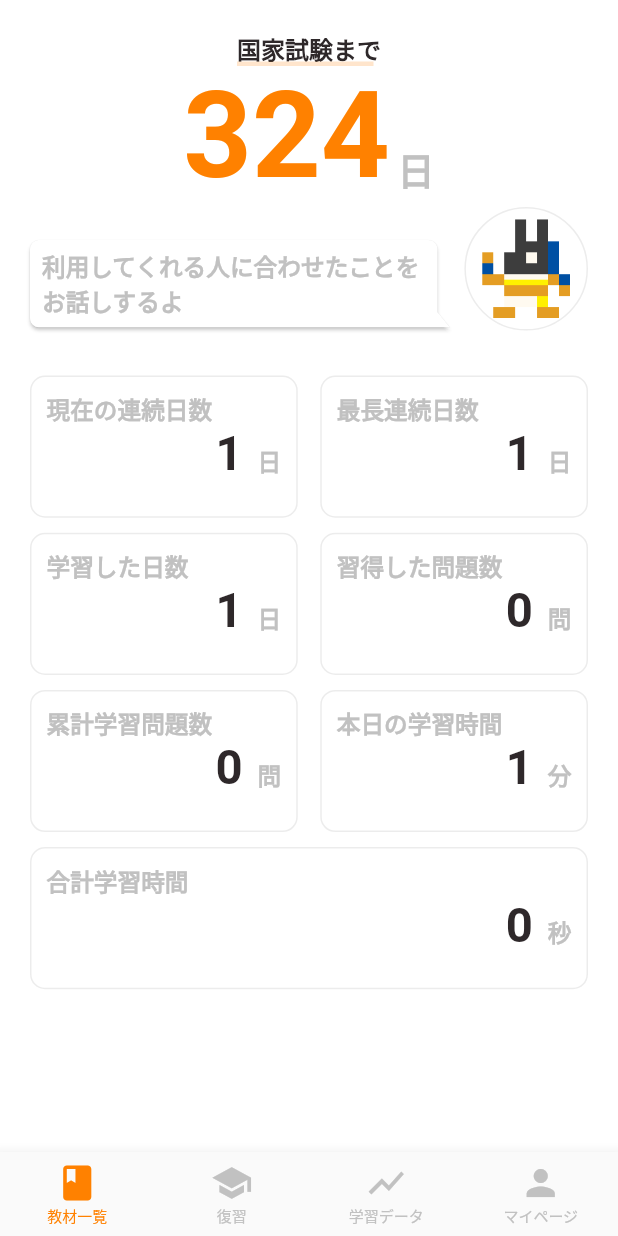
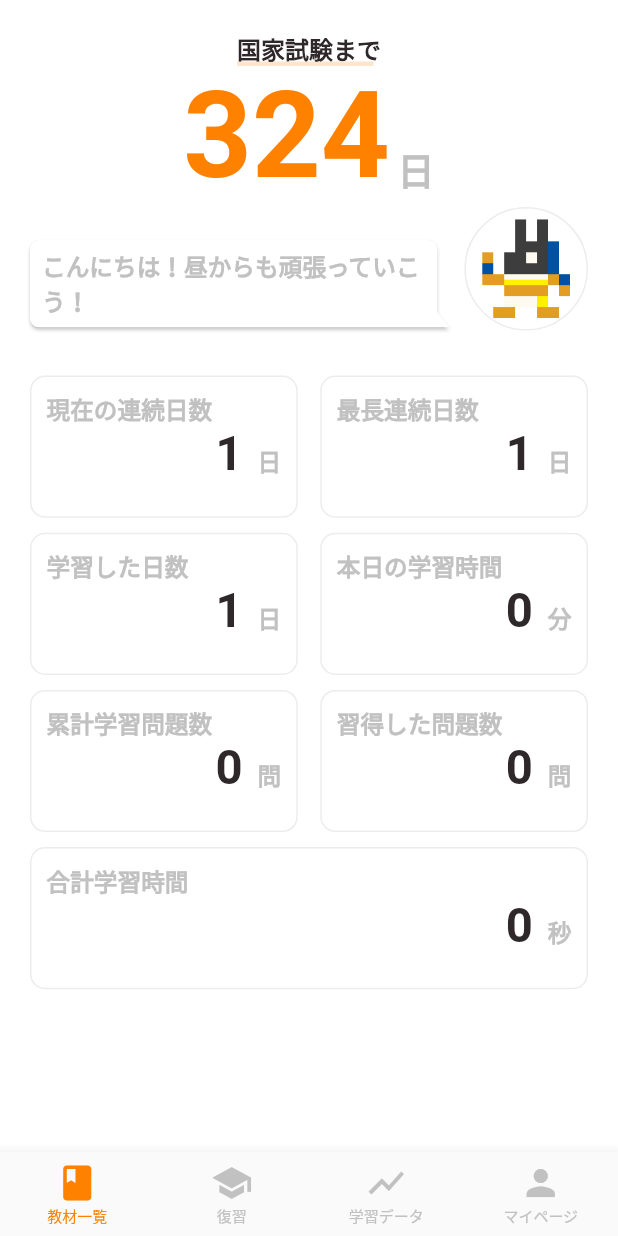
Before and after one commit to takasshii/flutter_test_quiz_app, a Flutter app: the LearningDataPage screen opened directly, on a phone screen of 412 x 824 dp. Run offline on Flutter 3.47's test engine with Material 2 defaults, Android fonts, the phone set to English and light mode, and no system bars; drawn by our look-alikes of bubble; our stand-ins replace cloud_firestore, firebase_auth, firebase_core, fl_chart, sqflite, websafe_svg; accounts and stored records are empty; network calls fail.

Commit message:
[add] タップ時に学習データのあいさつを変更するようにした。　実機シュミレーションのためにファイル名等を変更

```diff
--- a/lib/controllers/conversation_controller.dart
+++ b/lib/controllers/conversation_controller.dart
@@ -1,27 +1,38 @@
-import 'dart:math' as math;
-
 import 'package:flutter/cupertino.dart';
+import 'package:flutter/material.dart';
 
 class ConversationController extends ChangeNotifier {
-  //タップするごとにランダムでお話をするようにする
-  int rand = new math.Random() as int;
+  //時間を計測
+  int now = DateTime.now().hour;
 
-  //ご新規さん
+  late int conversationRange;
 
-  //頑張ってる時
+  void timeCheck() {
+    if (now >= 3 && now <= 10) {
+      conversationRange = 1;
+    } else if (now >= 11 && now <= 17) {
+      conversationRange = 2;
+    } else {
+      conversationRange = 3;
+    }
+  }
 
-  //朝早い時
+  final conversationFirst = [
+    [
+      "おはようございます！今日も1日がんばりましょう！",
+    ],
+    [
+      "こんにちは！昼からも頑張っていこう！",
+    ],
+    ["こんばんは！おつかれさまです！"],
+    ["こんにちは！これからよろしくお願いします！"],
+  ];
 
-  //お昼休憩の時
+  late String conversation;
 
-  //夜遅い時
-
-  //実習が始まる時
-
-  //国試前
-
-  //国家試験の日程について
-
-  //更新した時
-
+  void randConversation() {
+    timeCheck();
+    conversationFirst[conversationRange].shuffle();
+    conversation = conversationFirst[conversationRange][0];
+  }
 }
--- /dev/null
+++ b/lib/domain/learning_data_get.dart
@@ -0,0 +1,21 @@
+class LearningDataGet {
+  LearningDataGet(
+      this.currentContinuousRecord,
+      this.continuousRecord,
+      this.totalDay,
+      this.todayTime,
+      this.totalQuestion,
+      this.learnedQuestion,
+      this.totalLearningTime,
+      this.createdAt,
+      this.updatedAt);
+  int currentContinuousRecord;
+  int continuousRecord;
+  int totalDay;
+  int todayTime;
+  int totalQuestion;
+  int learnedQuestion;
+  int totalLearningTime;
+  DateTime createdAt;
+  DateTime updatedAt;
+}
--- a/lib/screens/learningData/componentes/bubble_with_image.dart
+++ b/lib/screens/learningData/componentes/bubble_with_image.dart
@@ -1,5 +1,7 @@
 import 'package:bubble/bubble.dart';
 import 'package:flutter/material.dart';
+import 'package:flutter_test_takashii/controllers/conversation_controller.dart';
+import 'package:provider/provider.dart';
 
 import '../../../constants.dart';
 
@@ -10,8 +12,14 @@ class BubbleWithImage extends StatelessWidget {
   Widget build(BuildContext context) {
     Size size = MediaQuery.of(context).size;
     final double height = size.width * 0.23;
-    return Container(
+    return ChangeNotifierProvider<ConversationController>(
+      create: (_) => ConversationController()..randConversation(),
+      child: Container(
         width: size.width - 40,
+        child: InkWell(
+          onTap: () {
+            ConversationController().randConversation();
+          },
           child: Row(
             mainAxisAlignment: MainAxisAlignment.center,
             children: [
@@ -19,13 +27,20 @@ class BubbleWithImage extends StatelessWidget {
                 child: Bubble(
                   color: kBackGroundColor,
                   nip: BubbleNip.rightBottom,
-              child: Text(
-                "利用してくれる人に合わせたことをお話しするよ",
+                  child: Consumer<ConversationController>(
+                      builder: (context, model, child) {
+                    final String? conversation = model.conversation;
+                    if (conversation == "") {
+                      return Center(child: CircularProgressIndicator());
+                    }
+                    return Text(
+                      conversation!,
                       style: TextStyle(
                           fontWeight: FontWeight.bold,
                           fontSize: height / 6,
                           color: kGrayColor),
-              ),
+                    );
+                  }),
                 ),
               ),
               Container(
@@ -48,6 +63,8 @@ class BubbleWithImage extends StatelessWidget {
               ),
             ],
           ),
+        ),
+      ),
     );
   }
 }
--- a/lib/screens/learningData/learning_data_page.dart
+++ b/lib/screens/learningData/learning_data_page.dart
@@ -1,7 +1,8 @@
 import 'package:flutter/material.dart';
 import 'package:flutter_test_takashii/constants.dart';
-import 'package:flutter_test_takashii/controllers/quesiton_controller.dart';
+import 'package:flutter_test_takashii/domain/learning_data_get.dart';
 import 'package:flutter_test_takashii/screens/commonComponents/bottomNavigation/bottom_navigation_bar.dart';
+import 'package:flutter_test_takashii/screens/learningData/model/learning_data_model.dart';
 import 'package:provider/provider.dart';
 
 import 'componentes/bubble_with_image.dart';
@@ -14,58 +15,75 @@ class LearningDataPage extends StatelessWidget {
 
   @override
   Widget build(BuildContext context) {
-    return ChangeNotifierProvider<QuestionController>(
-      create: (_) => QuestionController(),
+    return ChangeNotifierProvider<LearningDataModel>(
+      create: (_) => LearningDataModel()..fetchLearningDataList(),
       child: Scaffold(
         backgroundColor: kBackGroundColor.withOpacity(0.97),
         body: SafeArea(
           child: SingleChildScrollView(
             child: Container(
               margin: EdgeInsets.all(kDefaultPadding),
-              child: Consumer<QuestionController>(
+              child: Consumer<LearningDataModel>(
                 builder: (context, model, child) {
+                  final LearningDataGet? learningData = model.learningDateList;
+                  if (learningData == null) {
+                    return Center(child: CircularProgressIndicator());
+                  }
                   return Column(
                     children: [
                       CountDown(),
                       BubbleWithImage(),
                       Row(
                         children: [
-                        ShowDataArea(title: "現在の連続日数", data: 1, unit: "日"),
+                          ShowDataArea(
+                              title: "現在の連続日数",
+                              data: learningData.currentContinuousRecord,
+                              unit: "日"),
                           Container(
                             width: 15,
                           ),
-                        ShowDataArea(title: "最長連続日数", data: 1, unit: "日"),
+                          ShowDataArea(
+                              title: "最長連続日数",
+                              data: learningData.continuousRecord,
+                              unit: "日"),
                         ],
                       ),
                       Row(
                         children: [
-                        ShowDataArea(title: "学習した日数", data: 1, unit: "日"),
+                          ShowDataArea(
+                              title: "学習した日数",
+                              data: learningData.totalDay,
+                              unit: "日"),
                           Container(
                             width: 15,
                           ),
                           ShowDataArea(
-                            title: "習得した問題数",
-                            data: model.numberCorrectQuestionSum,
-                            unit: "問"),
+                              title: "本日の学習時間",
+                              data: learningData.todayTime,
+                              unit: "分"),
                         ],
                       ),
                       Row(
                         children: [
                           ShowDataArea(
                               title: "累計学習問題数",
-                            data: model.numberLearnedQuestionSum,
+                              data: learningData.totalQuestion,
                               unit: "問"),
                           Container(
                             width: 15,
                           ),
-                        ShowDataArea(title: "本日の学習時間", data: 1, unit: "分"),
+                          ShowDataArea(
+                              title: "習得した問題数",
+                              data: learningData.learnedQuestion,
+                              unit: "問"),
                         ],
                       ),
                       ShowBigDataArea(
-                        title: "合計学習時間", data: model.s.elapsed.inSeconds),
+                          title: "合計学習時間", data: learningData.learnedQuestion),
                     ],
                   );
-              }),
+                },
+              ),
             ),
           ),
         ),
--- a/lib/screens/myPage/componentes/four_big_button.dart
+++ b/lib/screens/myPage/componentes/four_big_button.dart
@@ -1,5 +1,5 @@
 import 'package:flutter/material.dart';
-import 'package:flutter_test_takashii/domain/userGet.dart';
+import 'package:flutter_test_takashii/domain/user_get.dart';
 import 'package:flutter_test_takashii/screens/myPage/askUs/ask_us_page.dart';
 import 'package:flutter_test_takashii/screens/myPage/notification/notification_page.dart';
 import 'package:flutter_test_takashii/screens/myPage/policy/policy_page.dart';
--- a/lib/screens/myPage/componentes/icon_with_name.dart
+++ b/lib/screens/myPage/componentes/icon_with_name.dart
@@ -1,5 +1,5 @@
 import 'package:flutter/material.dart';
-import 'package:flutter_test_takashii/domain/userGet.dart';
+import 'package:flutter_test_takashii/domain/user_get.dart';
 
 import '../../../constants.dart';
 
@@ -42,7 +42,7 @@ class IconWithName extends StatelessWidget {
                         color: kBlackColor))),
             RichText(
               text: TextSpan(
-                text: "${user.grade}回生",
+                text: user.grade == 0 ? "学年未設定" : "${user.grade}回生",
                 style: TextStyle(
                     fontWeight: FontWeight.bold,
                     fontSize: 14,
--- a/lib/screens/myPage/my_page_screen.dart
+++ b/lib/screens/myPage/my_page_screen.dart
@@ -1,5 +1,5 @@
 import 'package:flutter/material.dart';
-import 'package:flutter_test_takashii/domain/userGet.dart';
+import 'package:flutter_test_takashii/domain/user_get.dart';
 import 'package:flutter_test_takashii/screens/commonComponents/bottomNavigation/bottom_navigation_bar.dart';
 import 'package:provider/provider.dart';
 
--- a/lib/screens/myPage/setting/setting_profile.dart
+++ b/lib/screens/myPage/setting/setting_profile.dart
@@ -1,5 +1,5 @@
 import 'package:flutter/material.dart';
-import 'package:flutter_test_takashii/domain/userGet.dart';
+import 'package:flutter_test_takashii/domain/user_get.dart';
 import 'package:flutter_test_takashii/screens/commonComponents/bottomNavigation/bottom_navigation_bar.dart';
 import 'package:provider/provider.dart';
 
@@ -154,6 +154,10 @@ class EditGrade extends StatelessWidget {
             value: model.grade,
             items: [
               DropdownMenuItem(
+                child: Text('未設定'),
+                value: 0,
+              ),
+              DropdownMenuItem(
                 child: Text('1回生'),
                 value: 1,
               ),
```
Also changed, not shown: lib/controllers/continuous_days_update_controller.dart (added, +81 -0 lines), lib/main.dart (+36 -7 lines), lib/screens/learningData/model/learning_data_model.dart (added, +41 -0 lines), lib/screens/myPage/models/my_page_model.dart (+22 -16 lines), lib/screens/myPage/setting/models/setting_model.dart (+33 -1 lines), lib/signUp/sign_up_model.dart (+35 -14 lines), lib/domain/user_get.dart (renamed from lib/domain/userGet.dart), lib/domain/user_write.dart (renamed from lib/domain/userWrite.dart), 3 other files. Lines whose indentation alone changed are shown as unchanged.
